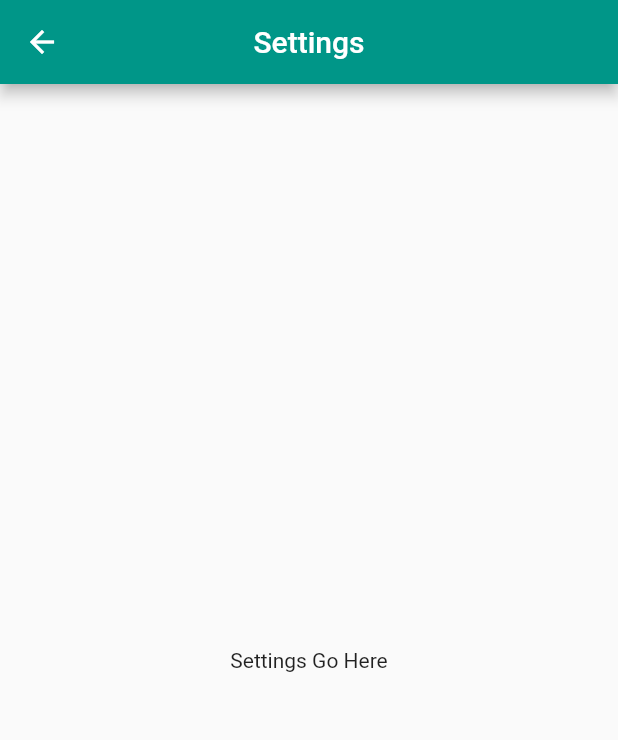
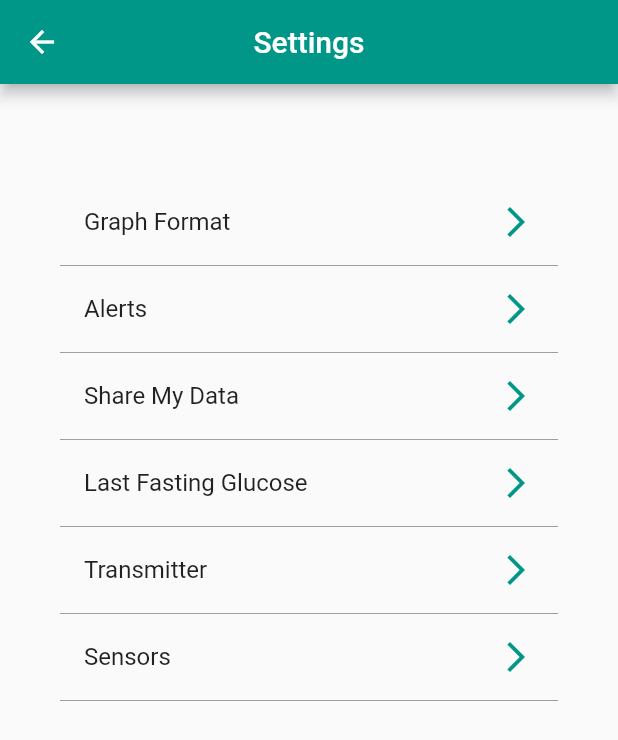
Before and after one commit to athoslabs/iwelcgm, a Flutter app: the SettingsScreen screen opened directly, on a phone screen of 412 x 824 dp. Shown: the top 740 px of the screen. Run offline on Flutter 3.47's test engine with Material 2 defaults, Android fonts, the phone set to English and light mode, and no system bars; our stand-ins replace flutter_blue, flutter_login, mask_text_input_formatter, syncfusion_flutter_charts, syncfusion_flutter_gauges; missing offline and left inert: amplify_analytics_pinpoint, amplify_api, amplify_auth_cognito, amplify_datastore, amplify_datastore_plugin_interface, amplify_flutter.

Commit message:
Added Settings Screens

```diff
--- a/lib/screens/settings.dart
+++ b/lib/screens/settings.dart
@@ -1,19 +1,132 @@
 import 'package:flutter/material.dart';
 
+// Screens
+import '../screens/settings_graph_format.dart';
+import '../screens/settings_alerts.dart';
+import '../screens/settings_share_data.dart';
+import '../screens/settings_last_glucose.dart';
+import '../screens/settings_transmitter.dart';
+import '../screens/settings_sensors.dart';
+
+
 class SettingsScreen extends StatelessWidget {
-  const SettingsScreen({Key? key}) : super(key: key);
+
+
+  const SettingsScreen({Key? key})
+      : super(key: key);
 
   @override
   Widget build(BuildContext context) {
     return Scaffold(
-      appBar: AppBar(
-        title: Text('Settings'),
-        centerTitle: true,
-        backgroundColor: Colors.teal,
-      ),
-      body: Center(
-        child: Text('Settings Go Here'),
-      ),
-    );
+        appBar: AppBar(
+          backgroundColor: Colors.teal,
+          title: Text('Settings'),
+          centerTitle: true,
+        ),
+        body: ListView(
+          padding: EdgeInsets.all(40.0),
+          children: [
+            SizedBox(
+              height: 24,
+            ),
+            ListTile(
+              title: Text('Graph Format'),
+              trailing: Icon(
+                Icons.arrow_forward_ios,
+                color: Colors.teal,
+              ),
+              onTap: () {
+                Navigator.of(context).push(MaterialPageRoute(
+                  builder: (context) => GraphFormatSettingScreen(),
+                ));
+              },
+            ),
+            Divider(
+              height: 2,
+              color: Colors.grey,
+            ),
+            ListTile(
+              title: Text('Alerts'),
+              trailing: Icon(
+                Icons.arrow_forward_ios,
+                color: Colors.teal,
+              ),
+              onTap: () {
+                Navigator.of(context).push(MaterialPageRoute(
+                  builder: (context) => AlertSettingsScreen(),
+                ));
+              },
+            ),
+            Divider(
+              height: 2,
+              color: Colors.grey,
+            ),
+            ListTile(
+              title: Text('Share My Data'),
+              trailing: Icon(
+                Icons.arrow_forward_ios,
+                color: Colors.teal,
+              ),
+              onTap: () {
+                Navigator.of(context).push(MaterialPageRoute(
+                  builder: (context) => ShareDataScreen(),
+                ));
+              },
+            ),
+            Divider(
+              height: 2,
+              color: Colors.grey,
+            ),
+            ListTile(
+              title: Text('Last Fasting Glucose'),
+              trailing: Icon(
+                Icons.arrow_forward_ios,
+                color: Colors.teal,
+              ),
+              onTap: () {
+                Navigator.of(context).push(MaterialPageRoute(
+                  builder: (context) => LastFastGlucoseScreen(),
+                ));
+              },
+            ),
+            Divider(
+              height: 2,
+              color: Colors.grey,
+            ),
+            ListTile(
+              title: Text('Transmitter'),
+              trailing: Icon(
+                Icons.arrow_forward_ios,
+                color: Colors.teal,
+              ),
+              onTap: () {
+                Navigator.of(context).push(MaterialPageRoute(
+                  builder: (context) => TransmitterScreen(),
+                ));
+              },
+            ),
+            Divider(
+              height: 2,
+              color: Colors.grey,
+            ),
+            ListTile(
+              title: Text('Sensors'),
+              trailing: Icon(
+                Icons.arrow_forward_ios,
+                color: Colors.teal,
+              ),
+              onTap: () {
+                Navigator.of(context).push(MaterialPageRoute(
+                  builder: (context) => SensorsScreen(),
+                ));
+              },
+            ),
+            Divider(
+              height: 2,
+              color: Colors.grey,
+            ),
+
+          ],
+        ));
   }
 }
```
Also changed, not shown: lib/screens/settings_alerts.dart (added, +27 -0 lines), lib/screens/settings_graph_format.dart (added, +27 -0 lines), lib/screens/settings_last_glucose.dart (added, +27 -0 lines), lib/screens/settings_sensors.dart (added, +27 -0 lines), lib/screens/settings_share_data.dart (added, +27 -0 lines), lib/screens/settings_transmitter.dart (added, +27 -0 lines).
